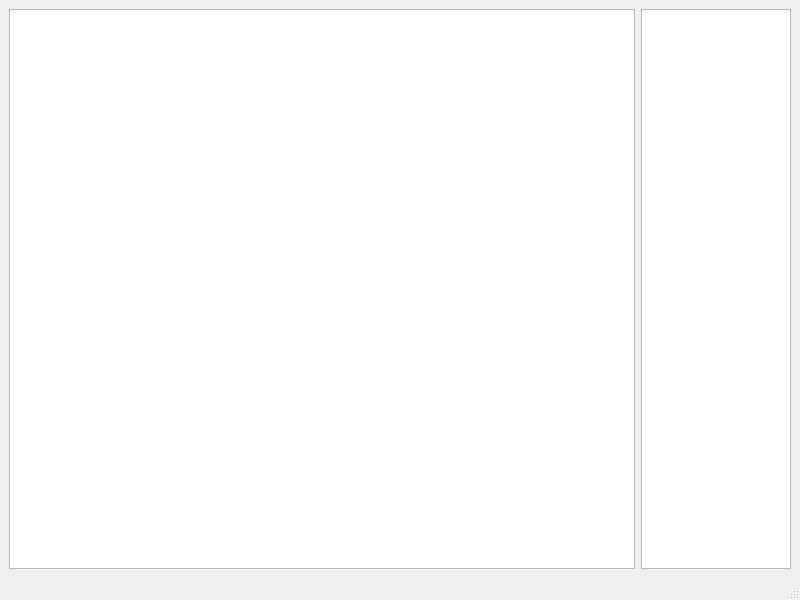
First picture: the form in server/serverwindow.ui, repository MateuszWiewiora/Casino-Qt, before the edit.
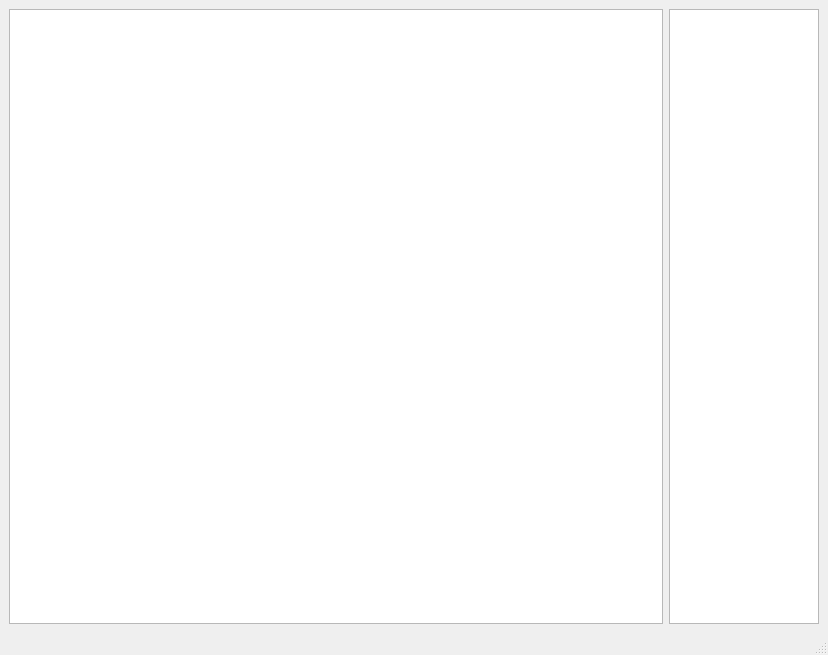
Second picture: the form after the edit.

Patch:
```diff
--- a/server/serverwindow.ui
+++ b/server/serverwindow.ui
@@ -6,8 +6,8 @@
    <rect>
     <x>0</x>
     <y>0</y>
-    <width>800</width>
-    <height>600</height>
+    <width>828</width>
+    <height>655</height>
    </rect>
   </property>
   <property name="windowTitle">
@@ -26,8 +26,6 @@
      </widget>
     </item>
     <item>
-     <layout class="QVBoxLayout" name="verticalLayout">
-      <item>
        <widget class="QListWidget" name="clientListWidget">
         <property name="minimumSize">
          <size>
@@ -44,8 +42,6 @@
        </widget>
       </item>
      </layout>
-    </item>
-   </layout>
   </widget>
   <widget class="QMenuBar" name="menubar">
    <property name="geometry">
```
Left out of the diff: 2 changed lines with no effect on the pictures. Lines whose indentation alone changed are shown as unchanged.
